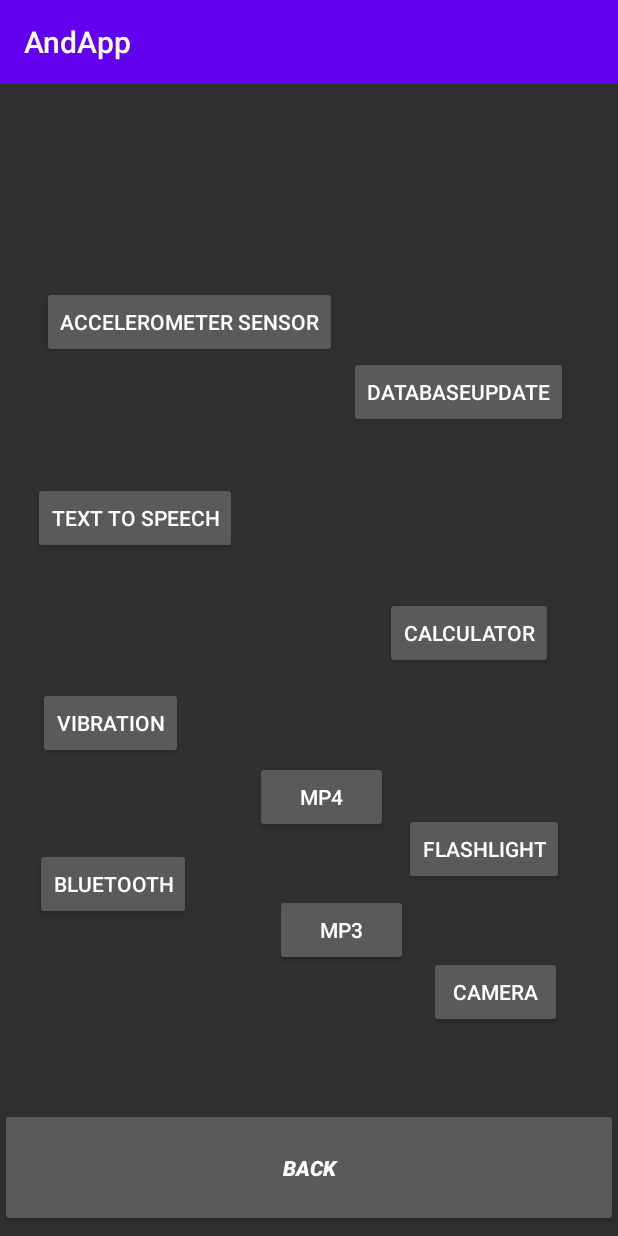
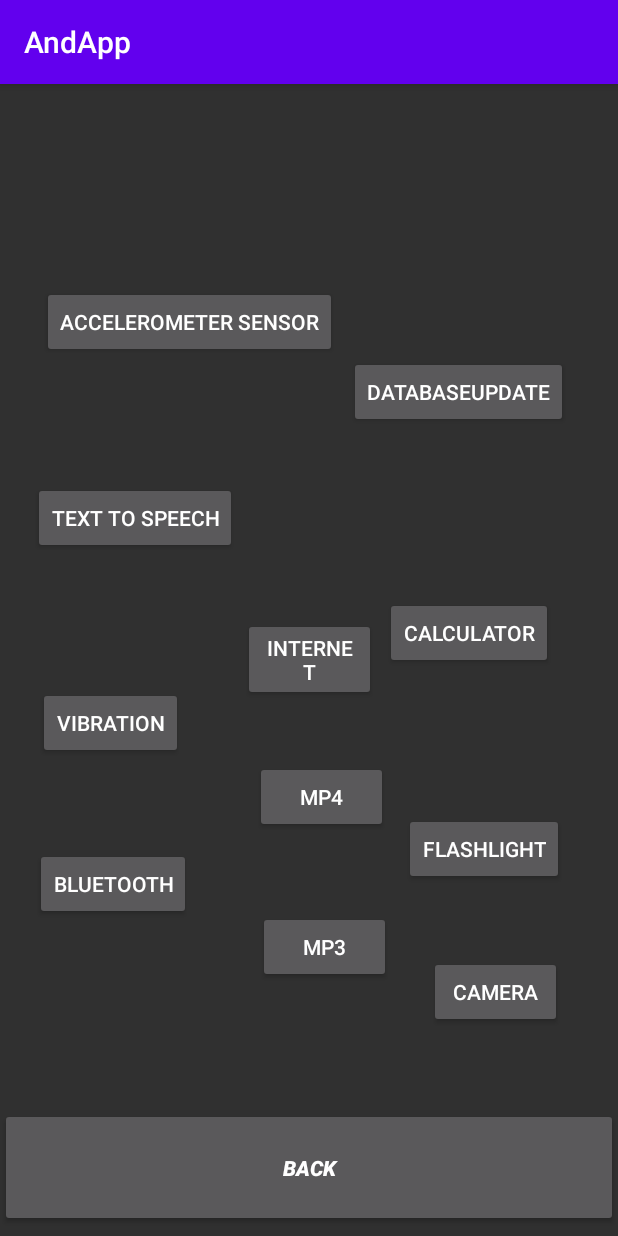
Before and after one commit to MeAdarshMishra/AndApp, an Android app: the AllApp screen opened directly, with no data from a screen before it, on a phone screen of 412 x 824 dp. Run offline under Robolectric (Android 15) with nearby library versions, the phone set to English and light mode, and no system bars.

Commit message:
Android Application

```diff
--- a/app/src/main/AndroidManifest.xml
+++ b/app/src/main/AndroidManifest.xml
@@ -7,7 +7,7 @@
     <uses-permission android:name="android.permission.VIBRATE" />
     <uses-permission android:name="android.permission.CHANGE_WIFI_STATE" />
     <uses-permission android:name="android.permission.ACCESS_WIFI_STATE" />
-    <uses-permission android:name="android.permission.INTERNET" />
+    <uses-permission android:name="android.permission.INTERNET"></uses-permission>
 
     <application
         android:allowBackup="true"
--- a/app/src/main/java/com/example/andapp/AllApp.java
+++ b/app/src/main/java/com/example/andapp/AllApp.java
@@ -8,7 +8,7 @@ import android.widget.Button;
 import androidx.appcompat.app.AppCompatActivity;
 
 public class AllApp extends AppCompatActivity {
-    Button b1, b2, b3, b4, b5, b6, b7, b8, b9, b10, b11;
+    Button b1, b2, b3, b4, b5, b6, b7, b8, b9, b10, b11, b12;
 
     @Override
     protected void onCreate(Bundle savedInstanceState) {
@@ -25,6 +25,7 @@ public class AllApp extends AppCompatActivity {
         b9 = findViewById(R.id.wifiall);
         b10 = findViewById(R.id.mp3all);
         b11 = findViewById(R.id.mp4all);
+        b12 = findViewById(R.id.weball);
         b1.setOnClickListener(new View.OnClickListener() {
             @Override
             public void onClick(View v) {
@@ -113,5 +114,13 @@ public class AllApp extends AppCompatActivity {
                 finish();
             }
         });
+        b12.setOnClickListener(new View.OnClickListener() {
+            @Override
+            public void onClick(View v) {
+                Intent web = new Intent(AllApp.this, Internet.class);
+                startActivity(web);
+                finish();
+            }
+        });
     }
 }
--- a/app/src/main/res/layout/activity_all_app.xml
+++ b/app/src/main/res/layout/activity_all_app.xml
@@ -110,9 +110,9 @@
         android:layout_alignParentStart="true"
         android:layout_alignParentTop="true"
         android:layout_alignParentEnd="true"
-        android:layout_marginStart="183dp"
-        android:layout_marginTop="540dp"
-        android:layout_marginEnd="140dp"
+        android:layout_marginStart="172dp"
+        android:layout_marginTop="551dp"
+        android:layout_marginEnd="151dp"
         android:text="MP3" />
 
     <Button
@@ -127,4 +127,17 @@
         android:layout_marginTop="451dp"
         android:layout_marginEnd="153dp"
         android:text="MP4" />
+
+    <Button
+        android:id="@+id/weball"
+        android:layout_width="wrap_content"
+        android:layout_height="wrap_content"
+        android:layout_alignParentStart="true"
+        android:layout_alignParentTop="true"
+        android:layout_alignParentEnd="true"
+        android:layout_centerHorizontal="true"
+        android:layout_marginStart="162dp"
+        android:layout_marginTop="356dp"
+        android:layout_marginEnd="161dp"
+        android:text="Internet" />
 </RelativeLayout>
```
